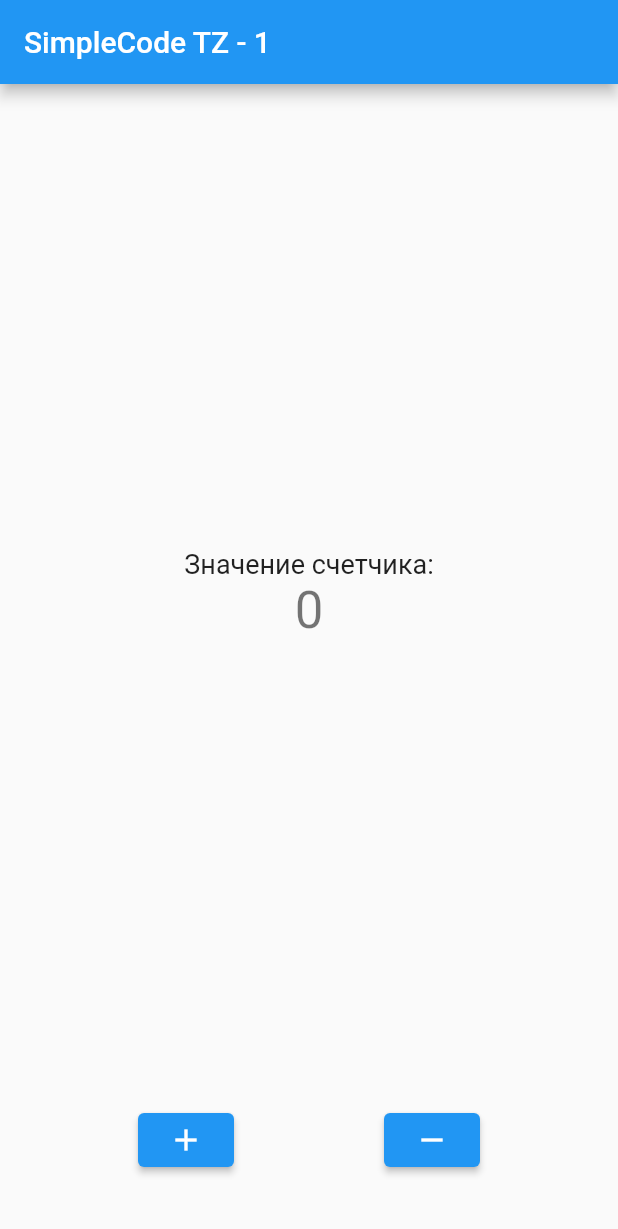
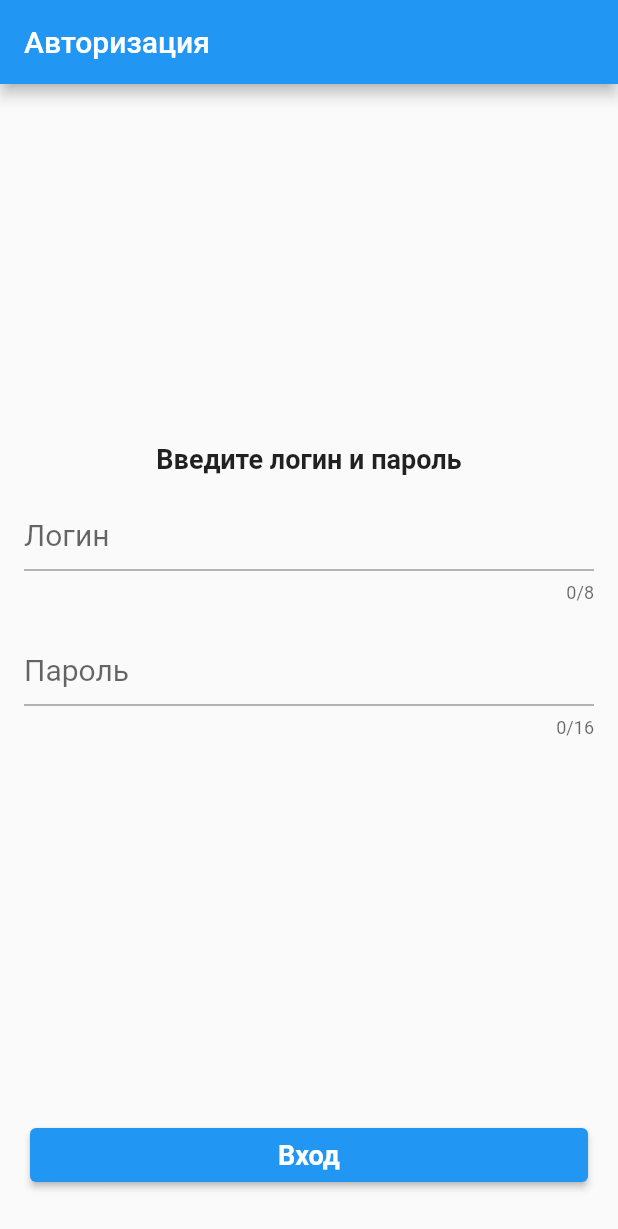
Before and after one commit to scov1/simple_code_tz_1, a Flutter app: the screen it shows after launch, on a phone screen of 412 x 824 dp. Shown: the top 1229 px of the screen. Run offline on Flutter 3.47's test engine with Material 2 defaults, Android fonts, the phone set to English and light mode, and no system bars.

Commit message:
update tz3

```diff
--- /dev/null
+++ b/lib/login_screen.dart
@@ -0,0 +1,138 @@
+import 'package:flutter/material.dart';
+import 'package:simple_code_tz_1/home_screen.dart';
+
+class LoginScreen extends StatefulWidget {
+  const LoginScreen({Key? key}) : super(key: key);
+
+  @override
+  State<LoginScreen> createState() => _LoginScreenState();
+}
+
+class _LoginScreenState extends State<LoginScreen> {
+  final _formKey = GlobalKey<FormState>();
+  String? login;
+  String? password;
+
+  @override
+  Widget build(BuildContext context) {
+    return Scaffold(
+      appBar: AppBar(
+        title: const Text('Авторизация'),
+      ),
+      body: Column(
+        children: [
+          Expanded(
+            child: Center(
+              child: Padding(
+                padding: const EdgeInsets.all(16.0),
+                child: Form(
+                  key: _formKey,
+                  child: Column(
+                    mainAxisAlignment: MainAxisAlignment.center,
+                    children: [
+                      const Center(
+                        child: Padding(
+                          padding: EdgeInsets.all(16.0),
+                          child: Text(
+                            'Введите логин и пароль',
+                            style: TextStyle(
+                                fontWeight: FontWeight.bold, fontSize: 18),
+                          ),
+                        ),
+                      ),
+                      TextFormField(
+                        maxLength: 8,
+                        validator: (value) {
+                          if (value == null || value.isEmpty) {
+                            return 'Введите логин';
+                          }
+                          if (value.length < 3) {
+                            return 'Логин должен содержать не менее 3 символов';
+                          }
+                          return null;
+                        },
+                        onSaved: (value) {
+                          login = value;
+                        },
+                        style: const TextStyle(fontSize: 20),
+                        decoration: const InputDecoration(
+                          hintText: 'Логин',
+                        ),
+                      ),
+                      const SizedBox(height: 20),
+                      TextFormField(
+                        maxLength: 16,
+                        obscureText: true,
+                        validator: (value) {
+                          if (value == null || value.isEmpty) {
+                            return 'Введите пароль';
+                          }
+                          if (value.length < 8) {
+                            return 'Пароль должен содержать не менее 8 символов';
+                          }
+                          return null;
+                        },
+                        onSaved: (value) {
+                          password = value;
+                        },
+                        style: const TextStyle(fontSize: 20),
+                        decoration: const InputDecoration(
+                          hintText: 'Пароль',
+                        ),
+                      ),
+                    ],
+                  ),
+                ),
+              ),
+            ),
+          ),
+          Row(
+            mainAxisAlignment: MainAxisAlignment.spaceAround,
+            children: [
+              Expanded(
+                child: Padding(
+                  padding:
+                      const EdgeInsets.symmetric(vertical: 30, horizontal: 20),
+                  child: ElevatedButton(
+                      onPressed: () {
+                        if (_formKey.currentState!.validate()) {
+                          FocusScope.of(context).unfocus();
+                          _formKey.currentState?.save();
+                          if (login == 'qwerty' && password == '123456ab') {
+                            Navigator.push(
+                              context,
+                              MaterialPageRoute(
+                                builder: (context) =>
+                                    const HomeScreen(title: 'TZ-3'),
+                              ),
+                            );
+                          } else {
+                            showDialog(
+                              context: context,
+                              builder: (context) => AlertDialog(
+                                title: const Text('Попробовать снова'),
+                                actions: <Widget>[
+                                  ElevatedButton(
+                                    onPressed: () {
+                                      Navigator.of(context).pop();
+                                    },
+                                    child: const Text('Закрыть'),
+                                  ),
+                                ],
+                              ),
+                            );
+                          }
+                        }
+                      },
+                      child: const Text('Вход',
+                          style: TextStyle(
+                              fontSize: 18, fontWeight: FontWeight.bold))),
+                ),
+              ),
+            ],
+          ),
+        ],
+      ),
+    );
+  }
+}
--- a/lib/main.dart
+++ b/lib/main.dart
@@ -1,4 +1,5 @@
 import 'package:flutter/material.dart';
+import 'package:simple_code_tz_1/login_screen.dart';
 
 void main() {
   runApp(const MyApp());
@@ -12,72 +13,7 @@ class MyApp extends StatelessWidget {
       theme: ThemeData(
         primarySwatch: Colors.blue,
       ),
-      home: const MyHomePage(title: 'SimpleCode TZ - 1'),
+      home: const LoginScreen(),
     );
   }
 }
-
-class MyHomePage extends StatefulWidget {
-  const MyHomePage({Key? key, required this.title}) : super(key: key);
-  final String title;
-
-  @override
-  State<MyHomePage> createState() => _MyHomePageState();
-}
-
-class _MyHomePageState extends State<MyHomePage> {
-  int _counter = 0;
-
-  void _incrementCounter() {
-    setState(() {
-      _counter++;
-    });
-  }
-
-  void _decrementCounter() {
-    setState(() {
-      _counter--;
-    });
-  }
-
-  @override
-  Widget build(BuildContext context) {
-    return Scaffold(
-      appBar: AppBar(
-        title: Text(widget.title),
-      ),
-      body: Center(
-        child: Column(
-          mainAxisAlignment: MainAxisAlignment.center,
-          children: <Widget>[
-            const Text(
-              'Значение счетчика:',
-              style: TextStyle(fontSize: 18),
-            ),
-            Text(
-              '$_counter',
-              style: Theme.of(context).textTheme.headline4,
-            ),
-          ],
-        ),
-      ),
-      bottomNavigationBar: Padding(
-        padding: const EdgeInsets.only(bottom:40.0),
-        child: Row(
-          mainAxisAlignment: MainAxisAlignment.center,
-          children: [
-            ElevatedButton(
-              onPressed: _incrementCounter,
-              child: const Icon(Icons.add),
-            ),
-            const SizedBox(width: 100),
-            ElevatedButton(
-              onPressed: _decrementCounter,
-              child: const Icon(Icons.remove),
-            ),
-          ],
-        ),
-      ),
-    );
-  }
-}
```
Also changed, not shown: lib/home_screen.dart (added, +66 -0 lines).
